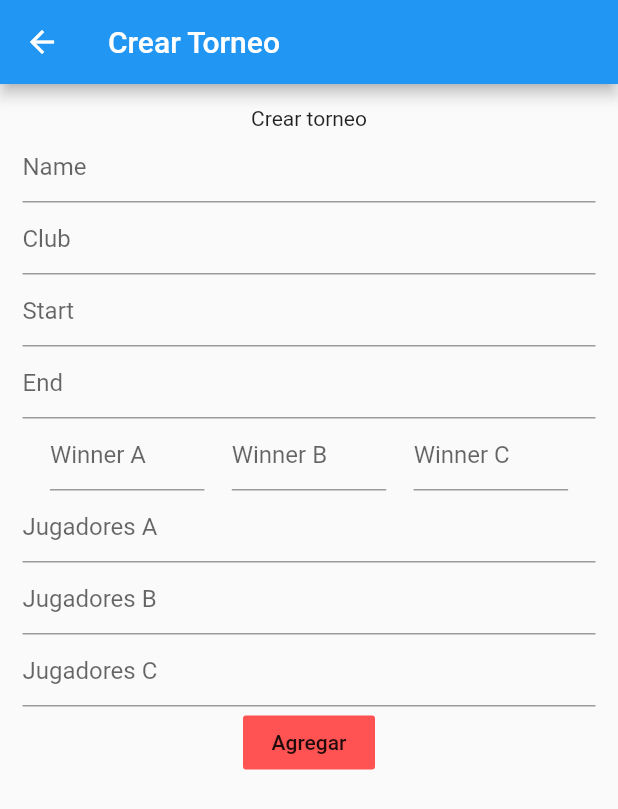
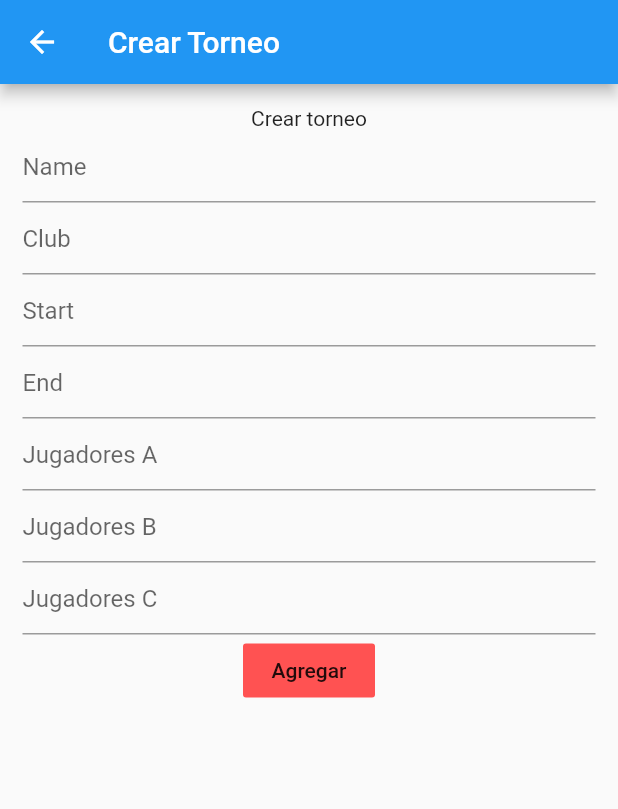
Before and after one commit to ignalauret/Flutter-TennisTournamentAdmin, a Flutter app: the AddTournamentsScreen screen opened by its route, after a tap on "Agregar", on a phone screen of 412 x 824 dp. Shown: the top 809 px of the screen. Run offline on Flutter 3.47's test engine with Material 2 defaults, Android fonts, the phone set to English and light mode, and no system bars; missing offline and left inert: bidirectional_scroll_view; network calls fail.

Commit message:
Add tournament

```diff
--- a/lib/screens/add_tournament_screen.dart
+++ b/lib/screens/add_tournament_screen.dart
@@ -1,7 +1,10 @@
 import 'dart:convert';
+import 'dart:math';
 
 import 'package:flutter/material.dart';
+import 'package:flutter/rendering.dart';
 import 'package:http/http.dart' as http;
+import 'package:tennistournamentadmin/utils/math_methods.dart';
 
 class AddTournamentsScreen extends StatefulWidget {
   static const routeName = "/add-tournament";
@@ -15,36 +18,48 @@ class _AddTournamentsScreenState extends State<AddTournamentsScreen> {
   String start = "";
   String end = "";
   List<String> players = ["", "", ""];
-  List<String> winners = ["", "", ""];
+
+  List<String> buildDraw(List<String> playersIds) {
+    final int nPlayers = playersIds.length;
+    final int nRounds = log2(nPlayers).ceil();
+    final int nMatches = pow(2, nRounds) - 1;
+    final List<String> result = List.generate(nMatches, (_) => ",,");
+    for (int i = 0; i < (nPlayers / 2).floor(); i++) {
+      result[nMatches - i - 1] =
+          "${playersIds[2 * i]},${playersIds[2 * i + 1]},";
+    }
+    if (nPlayers % 2 == 1) {
+      result[(nPlayers / 2).floor()] = playersIds[nPlayers - 1];
+    }
+    return result;
+  }
 
   Future<void> addTournament() async {
-    final tournaments = await http.get("https://tennis-tournament-4990d.firebaseio.com/tournaments.json");
+    final tournaments = await http
+        .get("https://tennis-tournament-4990d.firebaseio.com/tournaments.json");
     final tournamentsList = json.decode(tournaments.body) as List;
     final tournamentsCount = tournamentsList.length;
     final List<List<String>> playersList =
         players.map((playerIds) => playerIds.split(",")).toList();
-    final Map<String, Map<String, String>> playersMap = {};
+    final Map<String, List<String>> playersMap = {};
 
-    playersMap.addAll({"A": {}, "B": {}, "C": {}});
+    playersMap.addAll({"A": [], "B": [], "C": []});
     for (int j = 0; j < playersList[0].length; j++) {
-      playersMap["A"].addAll({j.toString(): playersList[0][j]});
+      playersMap["A"].add(playersList[0][j]);
     }
     for (int j = 0; j < playersList[1].length; j++) {
-      playersMap["B"].addAll({j.toString(): playersList[1][j]});
+      playersMap["B"].add(playersList[1][j]);
     }
     for (int j = 0; j < playersList[2].length; j++) {
-      playersMap["C"].addAll({j.toString(): playersList[2][j]});
+      playersMap["C"].add(playersList[2][j]);
     }
-    final Map<String, String> winnersMap = {
-      "A": winners[0],
-      "B": winners[1],
-      "C": winners[2]
-    };
-    Map<String, Map<String, String>> draw = {};
-    draw.addAll({"Final": {"0": "2"}},);
-    draw.addAll({"Semifinal": {"0": "1", "1": "0"}},);
 
-    final response = await http.put(
+    Map<String, List<String>> draws = {};
+    draws.addAll(
+      {"A": buildDraw(playersList[0])},
+    );
+
+    http.put(
       "https://tennis-tournament-4990d.firebaseio.com/tournaments/$tournamentsCount.json",
       body: json.encode({
         "name": name,
@@ -52,8 +67,8 @@ class _AddTournamentsScreenState extends State<AddTournamentsScreen> {
         "start": start,
         "end": end,
         "players": playersMap,
-        "winners": winnersMap,
-        "draws": {"A" : draw},
+        "winners": {"A": "", "B": "", "C": ""},
+        "draws": draws,
       }),
     );
   }
@@ -87,32 +102,6 @@ class _AddTournamentsScreenState extends State<AddTournamentsScreen> {
                 decoration: InputDecoration(hintText: "End"),
                 onChanged: (val) => end = val,
               ),
-              Row(
-                mainAxisAlignment: MainAxisAlignment.spaceEvenly,
-                children: <Widget>[
-                  Container(
-                    width: size.width * 0.25,
-                    child: TextField(
-                      decoration: InputDecoration(hintText: "Winner A"),
-                      onChanged: (val) => winners[0] = val,
-                    ),
-                  ),
-                  Container(
-                    width: size.width * 0.25,
-                    child: TextField(
-                      decoration: InputDecoration(hintText: "Winner B"),
-                      onChanged: (val) => winners[1] = val,
-                    ),
-                  ),
-                  Container(
-                    width: size.width * 0.25,
-                    child: TextField(
-                      decoration: InputDecoration(hintText: "Winner C"),
-                      onChanged: (val) => winners[2] = val,
-                    ),
-                  ),
-                ],
-              ),
               TextField(
                 decoration: InputDecoration(hintText: "Jugadores A"),
                 onChanged: (val) => players[0] = val,
--- a/lib/widgets/DrawMatchCard.dart
+++ b/lib/widgets/DrawMatchCard.dart
@@ -76,6 +76,7 @@ class DrawMatchCard extends StatelessWidget {
       http.put(
           "https://tennis-tournament-4990d.firebaseio.com/tournaments/$tid/winners/$category.json",
           body: json.encode("${idOfWinner(id1, id2, result[0], result[1])}"));
+      //TODO: Add points to players.
     }
   }
 
```
